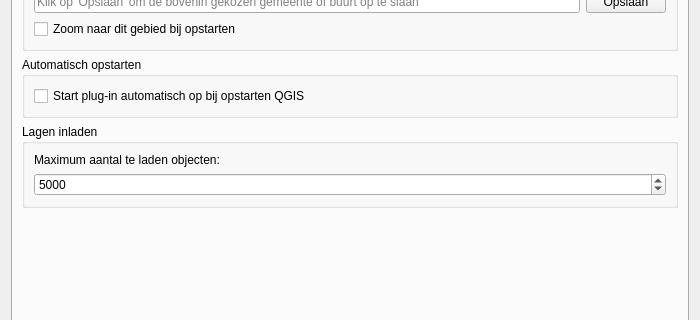
First picture: the form in gui/nad_maps_dialog_base.ui, repository NAD-Dataplatform/NADmaps, before the edit; both pictures show x 0 to 700 and y 241 to 561 of the 700 by 730 pixel window.
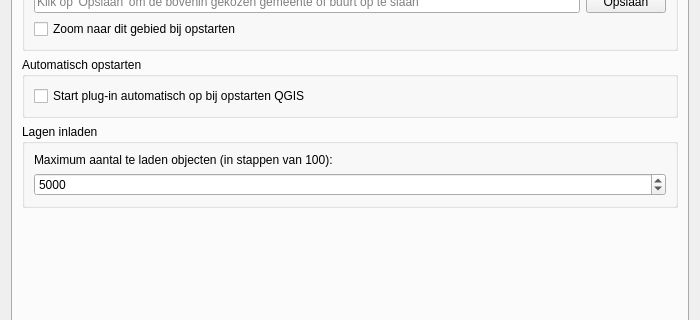
Second picture: the form after the edit.

Diff of the .ui file:
```diff
--- a/gui/nad_maps_dialog_base.ui
+++ b/gui/nad_maps_dialog_base.ui
@@ -964,7 +964,7 @@
           <item>
            <widget class="QLabel" name="label_MaxNumFeatures">
             <property name="text">
-             <string>Maximum aantal te laden objecten:</string>
+             <string>Maximum aantal te laden objecten (in stappen van 100):</string>
             </property>
            </widget>
           </item>
```
